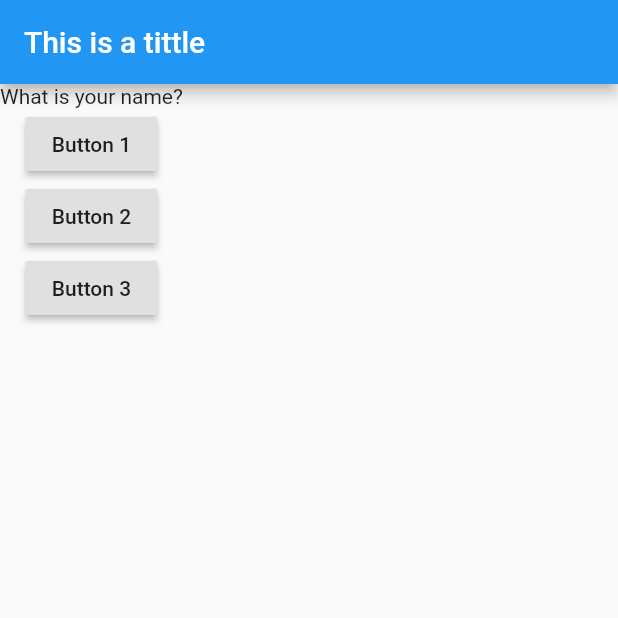
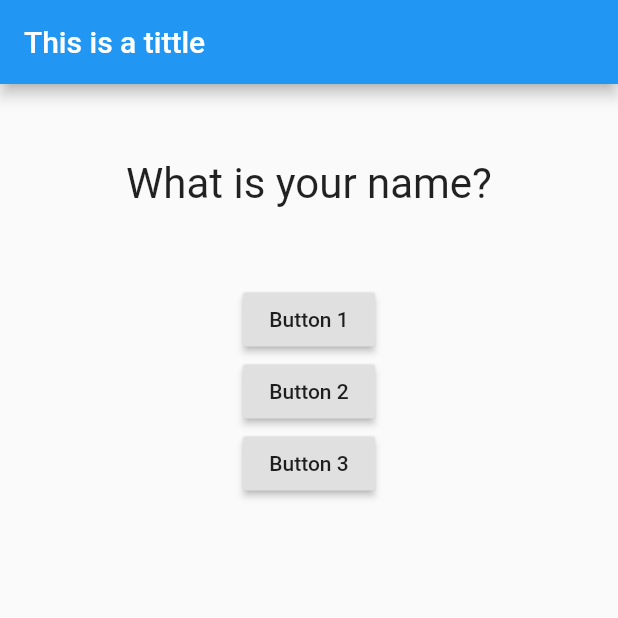
Before and after one commit to AshfakYeafi/Flutter_Projects, a Flutter app: the screen it shows after launch, on a phone screen of 412 x 824 dp, the top half of it. Run offline on Flutter 3.47's test engine with Material 2 defaults, Android fonts, the phone set to English and light mode, and no system bars.

Commit message:
update dart file

```diff
--- a/demo_1/lib/question.dart
+++ b/demo_1/lib/question.dart
@@ -6,6 +6,13 @@
 
   @override
   Widget build(BuildContext context) {
-    return Text(que);
+    return Container(
+      width: double.infinity,
+      margin: EdgeInsets.all(50),
+      child: Text(
+        que,style: TextStyle(fontSize: 28),
+        textAlign: TextAlign.center,
+    ),
+    );
   }
 }
```
Also changed, not shown: demo_1/lib/main.dart (line endings or trailing spaces).
